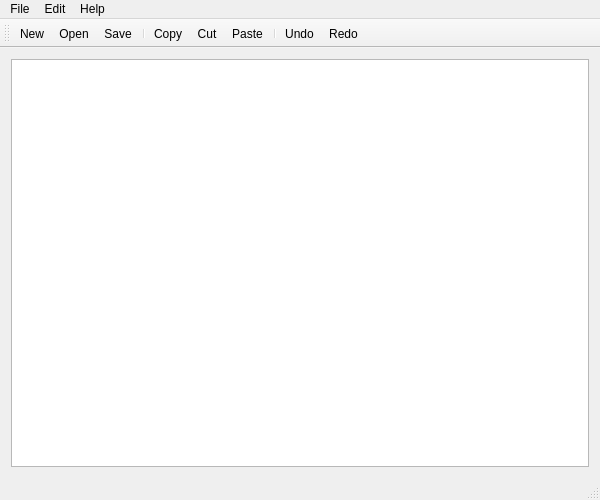
Qt form mainwindow.ui (PiyushXCoder/Notepad) before a commit.
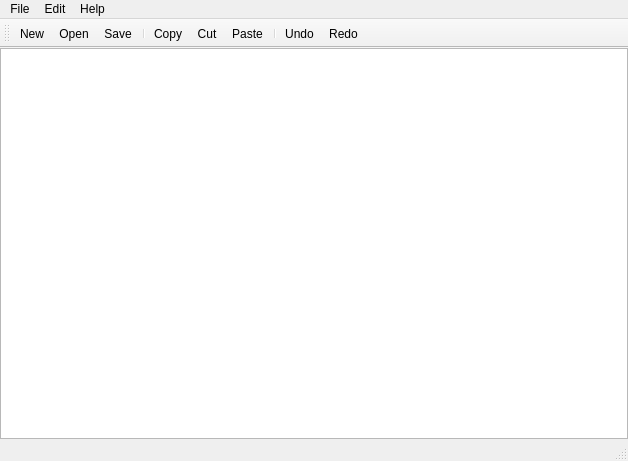
The same form after that commit. Icons and pictures are not drawn.

Patch:
```diff
--- a/mainwindow.ui
+++ b/mainwindow.ui
@@ -6,8 +6,8 @@
    <rect>
     <x>0</x>
     <y>0</y>
-    <width>600</width>
-    <height>500</height>
+    <width>628</width>
+    <height>461</height>
    </rect>
   </property>
   <property name="windowTitle">
@@ -19,6 +19,21 @@
   </property>
   <widget class="QWidget" name="centralWidget">
    <layout class="QVBoxLayout" name="verticalLayout">
+    <property name="spacing">
+     <number>6</number>
+    </property>
+    <property name="leftMargin">
+     <number>0</number>
+    </property>
+    <property name="topMargin">
+     <number>0</number>
+    </property>
+    <property name="rightMargin">
+     <number>0</number>
+    </property>
+    <property name="bottomMargin">
+     <number>0</number>
+    </property>
     <item>
      <widget class="QTextEdit" name="textEdit"/>
     </item>
@@ -29,8 +44,8 @@
     <rect>
      <x>0</x>
      <y>0</y>
-     <width>600</width>
-     <height>23</height>
+     <width>628</width>
+     <height>27</height>
     </rect>
    </property>
    <widget class="QMenu" name="menuFile">
```
Left out of the diff: 6 changed lines with no effect on the pictures.
